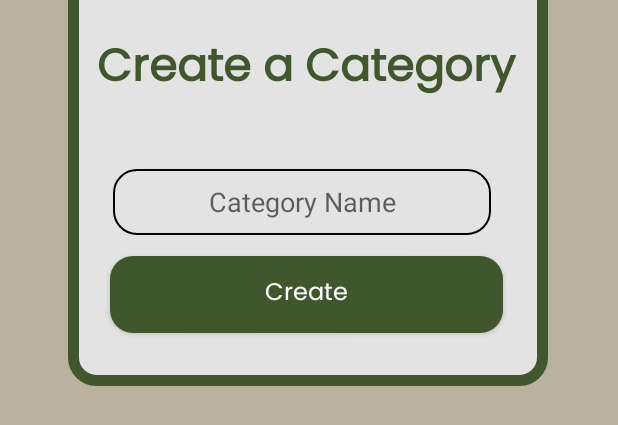
After one commit to duhsxrxh/TimeWise, an Android app: the layout show_pop_up.xml on its own in the app's theme, with its tools: preview values and no code run, on a phone screen of 412 x 824 dp. The commit adds this screen. Shown: the top 425 px of the screen. Run offline under Robolectric (Android 15) with nearby library versions, the phone set to English and light mode, and no system bars.

Commit message:
almsot there

```diff
--- a/app/src/main/java/com/example/timewise/MainActivity.kt
+++ b/app/src/main/java/com/example/timewise/MainActivity.kt
@@ -38,7 +38,7 @@ class MainActivity : AppCompatActivity()
 
                 Toast.makeText(this, message, Toast.LENGTH_SHORT).show()
 
-                var sendIntent = Intent(this, SubtasksScreen :: class.java)
+                var sendIntent = Intent(this, HomeScreen :: class.java)
 
                 //takes users to the Home Screen
                 startActivity(sendIntent)
@@ -48,8 +48,7 @@ class MainActivity : AppCompatActivity()
 
         binding.txtSignup.setOnClickListener()
         {
-            var sendIntent = Intent(this, HomeScreen :: class.java)
-
+            var sendIntent = Intent(this, SignUpScreen :: class.java)
             //takes users tot he SignUp Screen
             startActivity(sendIntent)
 
--- /dev/null
+++ b/app/src/main/res/drawable/pop_up_background.xml
@@ -0,0 +1,6 @@
+<?xml version="1.0" encoding="utf-8"?>
+<shape xmlns:android="http://schemas.android.com/apk/res/android">
+    <solid android:color="#e3e3e3"/>
+    <corners android:radius="15dp" />
+    <stroke android:width="7dp" android:color="@color/darkGreen" />
+    </shape>
--- /dev/null
+++ b/app/src/main/res/drawable/pop_up_text_background.xml
@@ -0,0 +1,6 @@
+<?xml version="1.0" encoding="utf-8"?>
+<shape xmlns:android="http://schemas.android.com/apk/res/android">
+    <solid android:color="#e3e3e3"/>
+    <corners android:radius="15dp" />
+    <stroke android:width="1dp" android:color="@color/black" />
+</shape>
--- a/app/src/main/res/layout/activity_home_screen.xml
+++ b/app/src/main/res/layout/activity_home_screen.xml
@@ -115,7 +115,7 @@
 
 
     <com.google.android.material.floatingactionbutton.FloatingActionButton
-        android:id="@+id/btnAddSubCategory"
+        android:id="@+id/btnAddCategory"
         android:layout_width="wrap_content"
         android:layout_height="wrap_content"
         android:layout_marginBottom="20dp"
@@ -127,6 +127,7 @@
         app:layout_constraintTop_toBottomOf="@+id/headerBackground"
         app:layout_constraintVertical_bias="1.0"
         app:srcCompat="@android:drawable/ic_menu_add" />
+
     <TextView
         android:id="@+id/txtCategoryAndSubtasksHeading"
         android:layout_width="wrap_content"
--- /dev/null
+++ b/app/src/main/res/layout/show_pop_up.xml
@@ -0,0 +1,81 @@
+<?xml version="1.0" encoding="utf-8"?>
+<androidx.constraintlayout.widget.ConstraintLayout xmlns:android="http://schemas.android.com/apk/res/android"
+    xmlns:app="http://schemas.android.com/apk/res-auto"
+    xmlns:tools="http://schemas.android.com/tools"
+    android:id="@+id/showPopUpLayout"
+    android:layout_width="match_parent"
+    android:layout_height="match_parent"
+    android:layout_gravity="center"
+    android:background="@color/background"
+    android:orientation="vertical"
+    android:scrollbarThumbHorizontal="@color/darkGreen"
+    android:scrollbarThumbVertical="@color/darkGreen"
+    tools:context=".MainActivity">
+
+
+    <ImageView
+        android:id="@+id/imageView3"
+        android:layout_width="320dp"
+        android:layout_height="276dp"
+        android:layout_marginBottom="567dp"
+        android:backgroundTint="#000000"
+        app:layout_constraintBottom_toBottomOf="parent"
+        app:layout_constraintEnd_toEndOf="parent"
+        app:layout_constraintHorizontal_bias="0.494"
+        app:layout_constraintStart_toStartOf="parent"
+        app:layout_constraintTop_toTopOf="parent"
+        app:layout_constraintVertical_bias="1.0"
+        app:srcCompat="@drawable/pop_up_background" />
+
+    <EditText
+        android:id="@+id/txtCreateNewCategory"
+        android:layout_width="252dp"
+        android:layout_height="44dp"
+        android:background="@drawable/pop_up_text_background"
+        android:ems="10"
+        android:hint="Category Name"
+        android:inputType="text"
+        android:textAlignment="center"
+        app:layout_constraintBottom_toBottomOf="@+id/imageView3"
+        app:layout_constraintEnd_toEndOf="@+id/imageView3"
+        app:layout_constraintHorizontal_bias="0.444"
+        app:layout_constraintStart_toStartOf="@+id/imageView3"
+        app:layout_constraintTop_toTopOf="@+id/imageView3"
+        app:layout_constraintVertical_bias="0.569" />
+
+    <Button
+        android:id="@+id/btnCreateNewCategory"
+        android:layout_width="262dp"
+        android:layout_height="51dp"
+        android:background="@drawable/rounded_btn_view"
+        android:fontFamily="@font/poppins"
+        android:text="Create"
+        android:textAllCaps="false"
+        android:textColor="#FFFFFF"
+        android:textSize="16sp"
+        android:visibility="visible"
+        app:layout_constraintBottom_toBottomOf="@+id/imageView3"
+        app:layout_constraintEnd_toEndOf="@+id/imageView3"
+        app:layout_constraintHorizontal_bias="0.482"
+        app:layout_constraintStart_toStartOf="@+id/imageView3"
+        app:layout_constraintTop_toBottomOf="@+id/txtCreateNewCategory"
+        app:layout_constraintVertical_bias="0.294" />
+
+    <TextView
+        android:id="@+id/textView"
+        android:layout_width="284dp"
+        android:layout_height="62dp"
+        android:layout_marginTop="12dp"
+        android:fontFamily="@font/poppins"
+        android:text="Create a Category"
+        android:textAlignment="center"
+        android:textColor="@color/darkGreen"
+        android:textSize="30sp"
+        android:textStyle="bold"
+        app:layout_constraintBottom_toTopOf="@+id/txtCreateNewCategory"
+        app:layout_constraintEnd_toEndOf="@+id/imageView3"
+        app:layout_constraintHorizontal_bias="0.472"
+        app:layout_constraintStart_toStartOf="@+id/imageView3"
+        app:layout_constraintTop_toTopOf="@+id/imageView3" />
+
+</androidx.constraintlayout.widget.ConstraintLayout>
```
Also changed, not shown: app/src/main/java/com/example/timewise/HomeScreen.kt (+62 -5 lines), app/src/main/res/layout/activity_adding_category.xml (deleted, +0 -9 lines), app/src/main/res/layout/addcategorylayout.xml (deleted, +0 -36 lines).
